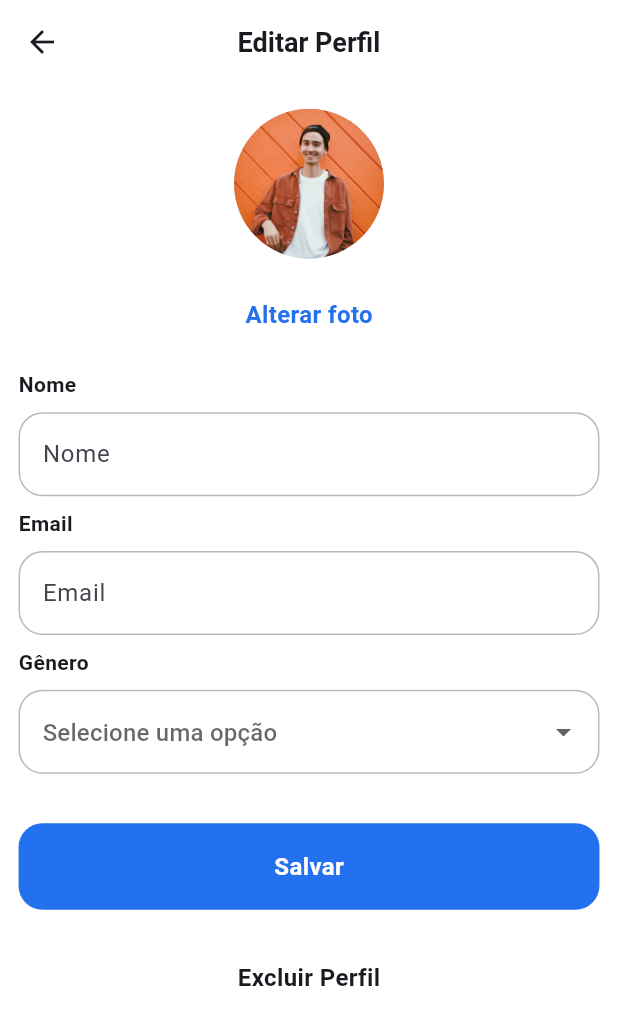
After one commit to Gustavo-N5/perfil, a Flutter app: the DetailPerfilPage screen opened by its route, on a phone screen of 412 x 824 dp. The commit adds this screen. Shown: the top 1025 px of the screen. Run offline on Flutter 3.47's test engine with Material 2 defaults, Android fonts, the phone set to English and light mode, and no system bars; our stand-ins replace flutter_svg; Roboto replaces fonts that are missing (Outfit).

Commit message:
feature/Tela de Editar Perfil

```diff
--- a/lib/main.dart
+++ b/lib/main.dart
@@ -1,5 +1,6 @@
 import 'package:flutter/material.dart';
 import 'package:perfil/screen/nav_bar.dart';
+import 'package:perfil/screen/perfil_pages/detail_perfil_page.dart';
 
 void main() {
   runApp(const MyApp());
@@ -21,6 +22,7 @@ class MyApp extends StatelessWidget {
       ),
       routes: {
         "/": (context) => const NavBar(),
+        "/editaPerfil": (context) => const DetailPerfilPage(),
       },
     );
   }
--- a/lib/screen/perfil_page.dart
+++ b/lib/screen/perfil_page.dart
@@ -27,11 +27,12 @@ class _PerfilPageState extends State<PerfilPage> {
             bottom: Radius.circular(0),
             top: Radius.circular(16),
           ),
-          const MenuItem(
+          MenuItem(
+            onTap: () => Navigator.pushNamed(context, "/editaPerfil"),
             sufizIcon: "assets/icons/profile_24px.svg",
             text: "Editar Perfil",
-            bottom: Radius.circular(0),
-            top: Radius.circular(0),
+            bottom: const Radius.circular(0),
+            top: const Radius.circular(0),
           ),
           const MenuItem(
             sufizIcon: "assets/icons/clicker_24px.svg",
--- /dev/null
+++ b/lib/screen/perfil_pages/detail_perfil_page.dart
@@ -0,0 +1,108 @@
+import 'package:flutter/material.dart';
+import 'package:perfil/widget/drop_menu_perfil.dart';
+import 'package:perfil/widget/helper/media_query.dart';
+import 'package:perfil/widget/my_button.dart';
+import 'package:perfil/widget/my_text_field.dart';
+
+class DetailPerfilPage extends StatefulWidget {
+  const DetailPerfilPage({super.key});
+
+  @override
+  State<DetailPerfilPage> createState() => _DetailPerfilPageState();
+}
+
+class _DetailPerfilPageState extends State<DetailPerfilPage> {
+  final TextEditingController nomeController = TextEditingController();
+  final TextEditingController emailController = TextEditingController();
+  @override
+  Widget build(BuildContext context) {
+    return Scaffold(
+      backgroundColor: Colors.white,
+      appBar: AppBar(
+        centerTitle: true,
+        backgroundColor: Colors.white,
+        title: const Text(
+          'Editar Perfil',
+          style: TextStyle(fontWeight: FontWeight.bold, fontSize: 18),
+        ),
+      ),
+      body: SingleChildScrollView(
+        child: Column(
+          children: [
+            Padding(
+              padding: EdgeInsets.only(
+                  top: height(context, 0.02), bottom: height(context, 0.01)),
+              child: const Center(
+                child: CircleAvatar(
+                  minRadius: 40,
+                  maxRadius: 50,
+                  backgroundImage: AssetImage("assets/images/imagem_jhon.png"),
+                ),
+              ),
+            ),
+            const MyButton(
+              colorButton: Colors.white,
+              text: Text(
+                "Alterar foto",
+                style: TextStyle(
+                  color: Color(0xFF2371EE),
+                  fontSize: 16,
+                  fontWeight: FontWeight.w700,
+                  fontFamily: "Outfit",
+                ),
+              ),
+            ),
+            SizedBox(
+              height: height(context, 0.01),
+            ),
+            MyTextField(
+              label: "Nome",
+              controller: nomeController,
+              hintext: "Nome",
+            ),
+            SizedBox(
+              height: height(context, 0.01),
+            ),
+            MyTextField(
+              label: "Email",
+              controller: emailController,
+              hintext: "Email",
+            ),
+            SizedBox(
+              height: height(context, 0.01),
+            ),
+            const DropMenuPerfil(label: "Gênero"),
+            SizedBox(
+              height: height(context, 0.04),
+            ),
+            const MyButton(
+              colorButton: Color(0xFF2371EE),
+              text: Text(
+                "Salvar",
+                style: TextStyle(
+                  fontWeight: FontWeight.bold,
+                  color: Colors.white,
+                  fontSize: 16,
+                ),
+              ),
+            ),
+            SizedBox(
+              height: height(context, 0.02),
+            ),
+            const MyButton(
+              colorButton: Colors.white,
+              text: Text(
+                "Excluir Perfil",
+                style: TextStyle(
+                  fontSize: 16,
+                  fontWeight: FontWeight.w700,
+                  fontFamily: "Outfit",
+                ),
+              ),
+            ),
+          ],
+        ),
+      ),
+    );
+  }
+}
--- a/lib/widget/app_bar.dart
+++ b/lib/widget/app_bar.dart
@@ -9,7 +9,7 @@ class AppBarPerfil extends StatelessWidget {
   @override
   Widget build(BuildContext context) {
     return Container(
-      decoration: BoxDecoration(color: Colors.white),
+      decoration: const BoxDecoration(color: Colors.white),
       width: width(context, 1),
       height: height(context, 0.16),
       child: Row(
@@ -22,13 +22,10 @@ class AppBarPerfil extends StatelessWidget {
               left: width(context, 0.04),
               right: width(context, 0.02),
             ),
-            child: ClipRRect(
-              borderRadius: BorderRadius.circular(300),
-              child: Image.asset(
-                "assets/images/Ellipse 5.png",
-                filterQuality: FilterQuality.high,
-                fit: BoxFit.cover,
-              ),
+            child: const CircleAvatar(
+              minRadius: 40,
+              maxRadius: 50,
+              backgroundImage: AssetImage("assets/images/imagem_jhon.png"),
             ),
           ),
           SizedBox(
--- /dev/null
+++ b/lib/widget/drop_menu_perfil.dart
@@ -0,0 +1,72 @@
+import 'package:flutter/material.dart';
+import 'package:perfil/widget/helper/media_query.dart';
+
+class DropMenuPerfil extends StatefulWidget {
+  final String label;
+  const DropMenuPerfil({super.key, required this.label});
+
+  @override
+  State<DropMenuPerfil> createState() => _DropMenuPerfilState();
+}
+
+const List<String> list = <String>[
+  'Masculino',
+  'Feminino',
+  'Outros',
+  'Prefiro não dizer',
+];
+
+class _DropMenuPerfilState extends State<DropMenuPerfil> {
+  String? dropDownValue;
+
+  @override
+  Widget build(BuildContext context) {
+    return Padding(
+      padding: EdgeInsets.symmetric(horizontal: width(context, 0.03)),
+      child: Column(
+        crossAxisAlignment: CrossAxisAlignment.start,
+        children: [
+          Text(
+            widget.label,
+            style: const TextStyle(fontWeight: FontWeight.bold),
+          ),
+          SizedBox(
+            height: height(context, 0.01),
+          ),
+          SizedBox(
+            width: width(context, 1),
+            child: DropdownButtonFormField(
+              decoration: const InputDecoration(
+                filled: true,
+                hintText: "Selecione uma opção",
+                fillColor: Colors.white,
+                enabledBorder: OutlineInputBorder(
+                  borderSide: BorderSide(color: Color(0xFFB3BBBF)),
+                  borderRadius: BorderRadius.all(
+                    Radius.circular(16),
+                  ),
+                ),
+                focusedBorder: OutlineInputBorder(
+                  borderSide: BorderSide(color: Color(0xFFB3BBBF)),
+                  borderRadius: BorderRadius.all(
+                    Radius.circular(16),
+                  ),
+                ),
+              ),
+              value: dropDownValue,
+              onChanged: (value) {
+                setState(() {
+                  dropDownValue = value;
+                });
+              },
+              items: list
+                  .map((list) =>
+                      DropdownMenuItem(value: list, child: Text("$list")))
+                  .toList(),
+            ),
+          ),
+        ],
+      ),
+    );
+  }
+}
--- /dev/null
+++ b/lib/widget/my_button.dart
@@ -0,0 +1,28 @@
+import 'package:flutter/material.dart';
+import 'package:perfil/widget/helper/media_query.dart';
+
+class MyButton extends StatelessWidget {
+  final Color colorButton;
+  final Widget text;
+  final void Function()? onTap;
+  const MyButton(
+      {super.key, required this.colorButton, required this.text, this.onTap});
+
+  @override
+  Widget build(BuildContext context) {
+    return GestureDetector(
+      onTap: onTap,
+      child: Padding(
+        padding: EdgeInsets.symmetric(horizontal: width(context, 0.03)),
+        child: Container(
+          height: height(context, 0.07),
+          decoration: BoxDecoration(
+            color: colorButton,
+            borderRadius: BorderRadius.circular(16),
+          ),
+          child: Center(child: text),
+        ),
+      ),
+    );
+  }
+}
--- /dev/null
+++ b/lib/widget/my_text_field.dart
@@ -0,0 +1,50 @@
+import 'package:flutter/material.dart';
+import 'package:perfil/widget/helper/media_query.dart';
+
+class MyTextField extends StatelessWidget {
+  final String hintext;
+  final TextEditingController controller;
+  final String label;
+  const MyTextField(
+      {super.key,
+      required this.label,
+      required this.controller,
+      required this.hintext});
+
+  @override
+  Widget build(BuildContext context) {
+    return Padding(
+      padding: EdgeInsets.symmetric(horizontal: width(context, 0.03)),
+      child: Column(
+        crossAxisAlignment: CrossAxisAlignment.start,
+        children: [
+          Text(
+            label,
+            style: const TextStyle(fontWeight: FontWeight.bold),
+          ),
+          SizedBox(
+            height: height(context, 0.01),
+          ),
+          TextFormField(
+            controller: controller,
+            decoration: InputDecoration(
+              enabledBorder: OutlineInputBorder(
+                borderRadius: BorderRadius.circular(16),
+                borderSide: const BorderSide(
+                  color: Color(0xFFB3BBBF),
+                ),
+              ),
+              focusedBorder: OutlineInputBorder(
+                borderRadius: BorderRadius.circular(16),
+                borderSide: const BorderSide(
+                  color: Color(0xFFB3BBBF),
+                ),
+              ),
+              hintText: hintext,
+            ),
+          ),
+        ],
+      ),
+    );
+  }
+}
```
